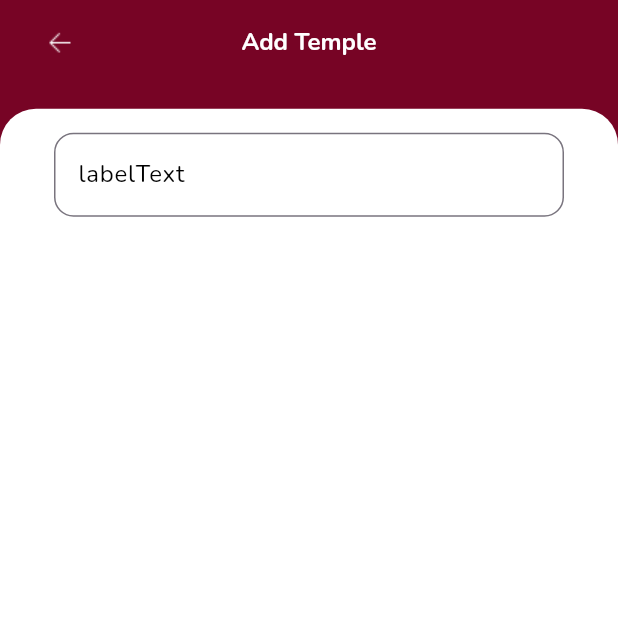
After one commit to sml-infotech/nd-admin-app, a Flutter app: the AddTempleScreen screen opened directly, on a phone screen of 412 x 824 dp, the top half of it. The commit adds this screen. Run offline on Flutter 3.47's test engine with Material 3 defaults, Android fonts, the phone set to English and light mode, and no system bars; our stand-ins replace carousel_slider, fluttertoast, focus_detector, shared_preferences, shimmer; missing offline and left inert: dart:ffi; accounts and stored records are empty.

Commit message:
ui desinging

```diff
--- /dev/null
+++ b/lib/Screens/addtemple/add_temple_screen.dart
@@ -0,0 +1,76 @@
+
+import 'package:flutter/material.dart';
+import 'package:nammadaiva_dashboard/Common/common_textfields.dart';
+import 'package:nammadaiva_dashboard/Screens/addtemple/add_temple_viewmodel.dart';
+import 'package:nammadaiva_dashboard/Utills/constant.dart';
+import 'package:nammadaiva_dashboard/Utills/image_strings.dart';
+import 'package:nammadaiva_dashboard/Utills/styles.dart';
+import 'package:provider/provider.dart';
+
+class AddTempleScreen extends StatefulWidget {
+  const AddTempleScreen({super.key});
+
+  @override
+  State<AddTempleScreen> createState() => _AddTempleScreenState();
+}
+
+class _AddTempleScreenState extends State<AddTempleScreen> {
+  late AddTempleViewmodel templeViewmodel;
+  @override
+  Widget build(BuildContext context) {
+        final screenHeight = MediaQuery.of(context).size.height;
+    templeViewmodel = Provider.of<AddTempleViewmodel>(context);
+    return Scaffold(
+              backgroundColor: ColorConstant.buttonColor,
+              appBar: AppBar(
+                automaticallyImplyLeading: false,
+                backgroundColor: ColorConstant.buttonColor,
+                elevation: 0,
+                title: nammaDaivaCreateAppBar(),
+              ),
+              body: Stack(
+                children: [
+                  Column(
+                    children: [
+                      SizedBox(height: screenHeight * 0.02),
+                      Expanded(
+                        child: Container(
+                          width: double.infinity,
+                          decoration: BoxDecoration(
+                            color: Colors.white,
+                            borderRadius: const BorderRadius.only(
+                              topLeft: Radius.circular(24),
+                              topRight: Radius.circular(24),
+                            ),
+                          ),
+                          child: Padding(
+                            padding: const EdgeInsets.all(16.0),
+                            child: SingleChildScrollView(
+                              physics: const ClampingScrollPhysics(),
+                              child:Column(children: [
+                              CommonTextField(hintText: "", labelText: "labelText", isFromPassword: false, controller: templeViewmodel.templeName)
+
+                              ],)))))])]));
+  }
+
+    Widget nammaDaivaCreateAppBar() {
+    return Row(
+      mainAxisAlignment: MainAxisAlignment.center,
+      children: [
+        IconButton(
+          icon: Image.asset(ImageStrings.backbutton),
+          onPressed: () => Navigator.pop(context),
+        ),
+        const Spacer(),
+        Text(
+          StringConstant.addTemple,
+          style: AppTextStyles.appBarTitleStyle,
+        ),
+        const Spacer(),
+        const SizedBox(width: 48),
+      ],
+    );
+  }
+
+
+}
--- /dev/null
+++ b/lib/Screens/addtemple/add_temple_viewmodel.dart
@@ -0,0 +1,7 @@
+
+import 'package:flutter/material.dart';
+
+class AddTempleViewmodel extends ChangeNotifier{
+
+  TextEditingController templeName =TextEditingController();
+}
--- a/lib/Utills/constant.dart
+++ b/lib/Utills/constant.dart
@@ -39,6 +39,8 @@ class StringConstant {
   static const String resend = "Resend Code";
   static const String verify = "Verify";
   static const String createAcc = " Create User";
+    static const String addTemple = "Add Temple";
+
   static const String userDetails = "User Details";
   static const String selectedRole = "Select Role";
   static const String role = "Role";
--- /dev/null
+++ b/lib/model/login_model/createtemplemodel/create_temple_requestmodel.dart
@@ -0,0 +1,61 @@
+class Temple {
+  final String name;
+  final String address;
+  final String city;
+  final String state;
+  final String pincode;
+  final String architecture;
+  final String phoneNumber;
+  final String email;
+  final String description;
+  final List<String> deities;
+  final List<String> images;
+
+  Temple({
+    required this.name,
+    required this.address,
+    required this.city,
+    required this.state,
+    required this.pincode,
+    required this.architecture,
+    required this.phoneNumber,
+    required this.email,
+    required this.description,
+    required this.deities,
+    required this.images,
+  });
+
+  // From JSON
+  factory Temple.fromJson(Map<String, dynamic> json) {
+    return Temple(
+      name: json['name'] ?? '',
+      address: json['address'] ?? '',
+      city: json['city'] ?? '',
+      state: json['state'] ?? '',
+      pincode: json['pincode'] ?? '',
+      architecture: json['architecture'] ?? '',
+      phoneNumber: json['phone_number'] ?? '',
+      email: json['email'] ?? '',
+      description: json['description'] ?? '',
+      deities: List<String>.from(json['deities'] ?? []),
+      images: List<String>.from(json['images'] ?? []),
+    );
+  }
+
+  // To JSON
+  Map<String, dynamic> toJson() {
+    return {
+      'name': name,
+      'address': address,
+      'city': city,
+      'state': state,
+      'pincode': pincode,
+      'architecture': architecture,
+      'phone_number': phoneNumber,
+      'email': email,
+      'description': description,
+      'deities': deities,
+      'images': images,
+    };
+  }
+}
```
Also changed, not shown: lib/Utills/provider.dart (+6 -1 lines), lib/model/login_model/createtemplemodel/create_temple_response.dart (added, +59 -0 lines).
